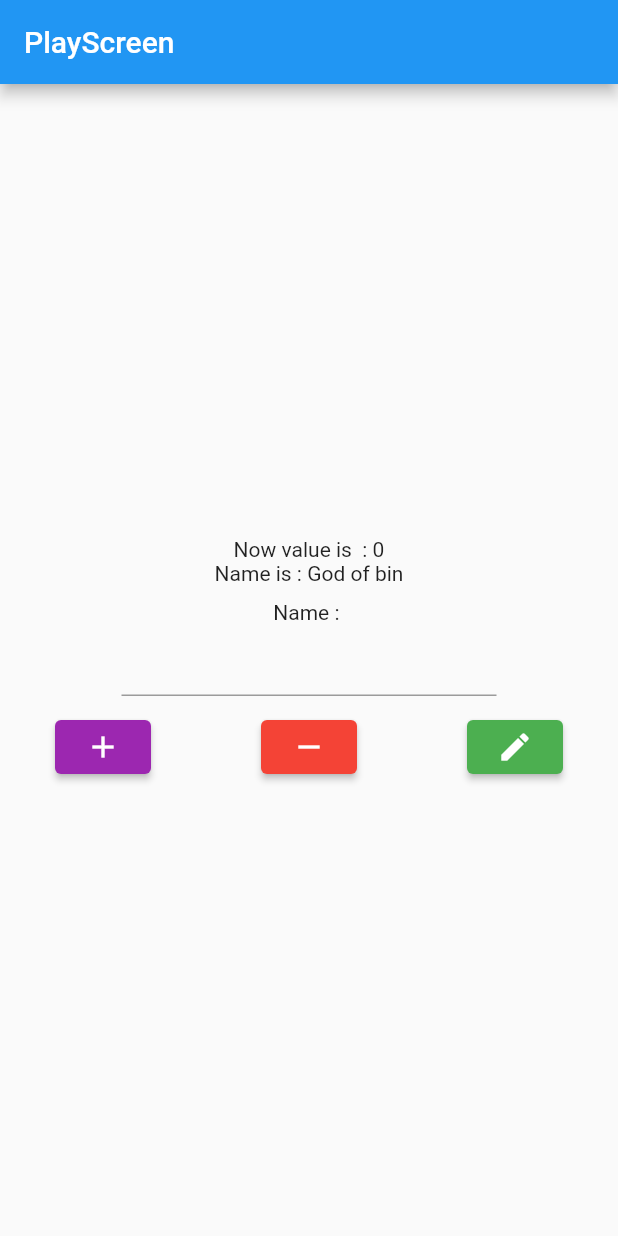
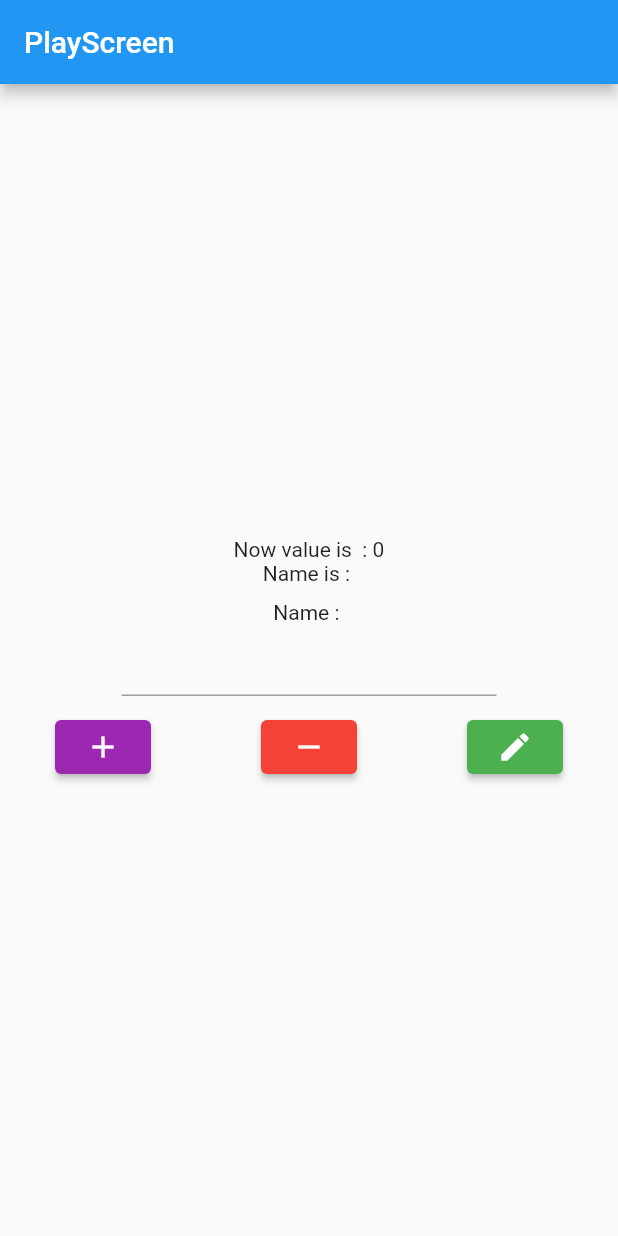
Before and after one commit to boonkung/example2, a Flutter app: the screen it shows after launch, after a tap on the "edit" icon, on a phone screen of 412 x 824 dp. Run offline on Flutter 3.47's test engine with Material 2 defaults, Android fonts, the phone set to English and light mode, and no system bars.

Commit message:
update namecontroller

```diff
--- a/lib/screen/play_screen.dart
+++ b/lib/screen/play_screen.dart
@@ -23,9 +23,10 @@ class _PlayScreenState extends State<PlayScreen> {
     });
   }
 
-  void ChangeName(String newName) {
+  void ChangeName() {
     setState(() {
-      name = newName;
+      name = nameController.text;
+      nameController.text = "";
     });
   }
 
@@ -76,7 +77,7 @@ class _PlayScreenState extends State<PlayScreen> {
                   style: ButtonStyle(
                       backgroundColor:
                           MaterialStateProperty.all<Color>(Colors.green)),
-                  onPressed: () => {ChangeName("God of bin")},
+                  onPressed: ChangeName,
                   child: Icon(Icons.edit),
                 ),
               ],
```
